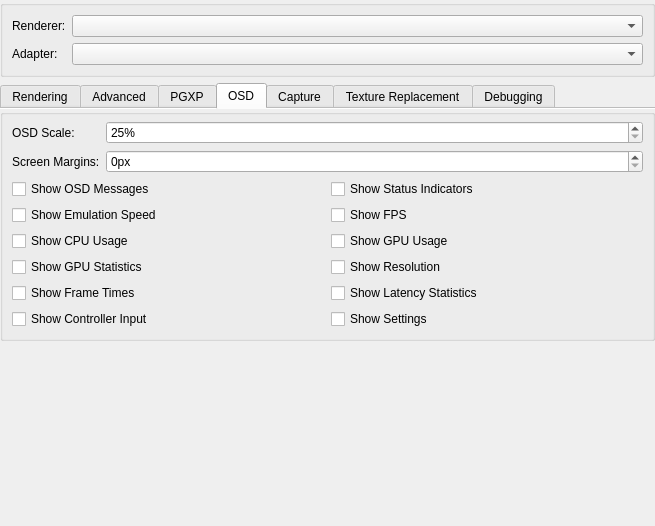
Old version of the form src/duckstation-qt/graphicssettingswidget.ui in the repository kofxi3584karlayang/duckstation.
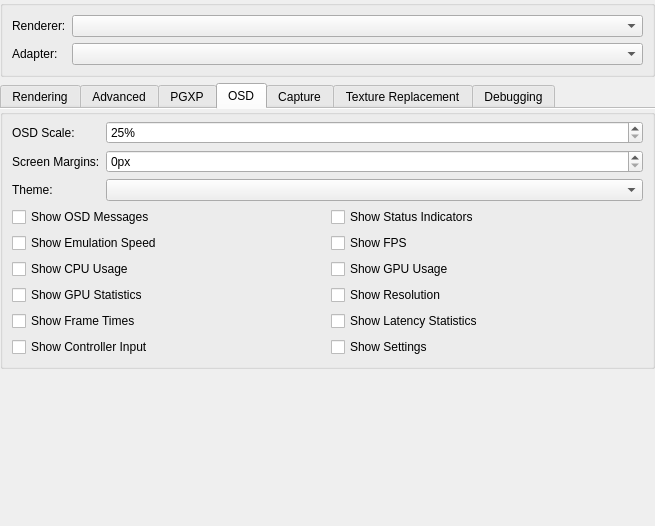
New version of the form. The open tabs and pages were chosen to show the change. Icons and pictures are not drawn.

Commit message: FullscreenUI: Add 'Automatic' theme that syncs with Qt

Diff of the .ui file:
```diff
--- a/src/duckstation-qt/graphicssettingswidget.ui
+++ b/src/duckstation-qt/graphicssettingswidget.ui
@@ -680,7 +680,7 @@
             </property>
            </widget>
           </item>
-          <item row="2" column="0" colspan="2">
+          <item row="3" column="0" colspan="2">
            <layout class="QGridLayout" name="gridLayout_3">
             <item row="1" column="1">
              <widget class="QCheckBox" name="showFPS">
@@ -785,6 +785,16 @@
             </property>
            </widget>
           </item>
+          <item row="2" column="0">
+           <widget class="QLabel" name="label_4">
+            <property name="text">
+             <string>Theme:</string>
+            </property>
+           </widget>
+          </item>
+          <item row="2" column="1">
+           <widget class="QComboBox" name="fullscreenUITheme"/>
+          </item>
          </layout>
         </widget>
        </item>
```
The commit also changes 11 other files.
